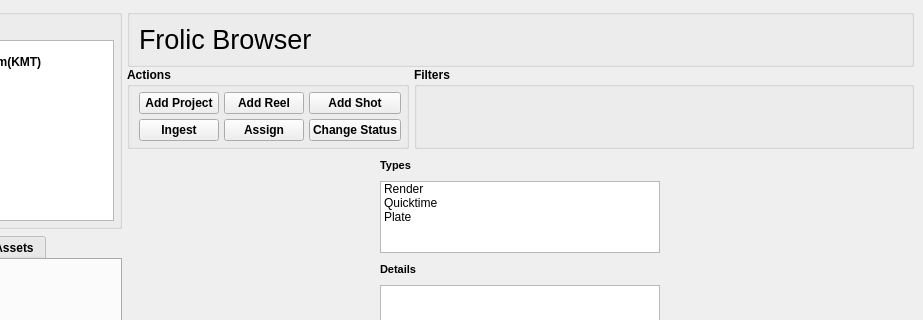
Above: src/ui/base/main_window.ui from rasheedgm/feuze before the change; both pictures show x 107 to 1030 and y 0 to 320 of the 1030 by 799 pixel window. Below: the same form after it.
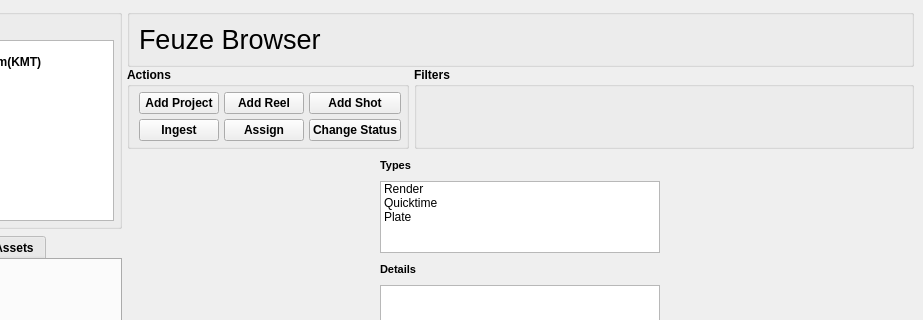
That is the form after the change. Icons and pictures are not drawn.

Patch:
```diff
--- a/src/ui/base/main_window.ui
+++ b/src/ui/base/main_window.ui
@@ -206,7 +206,7 @@
               </font>
              </property>
              <property name="text">
-              <string>Frolic Browser</string>
+              <string>Feuze Browser</string>
              </property>
             </widget>
            </item>
```
